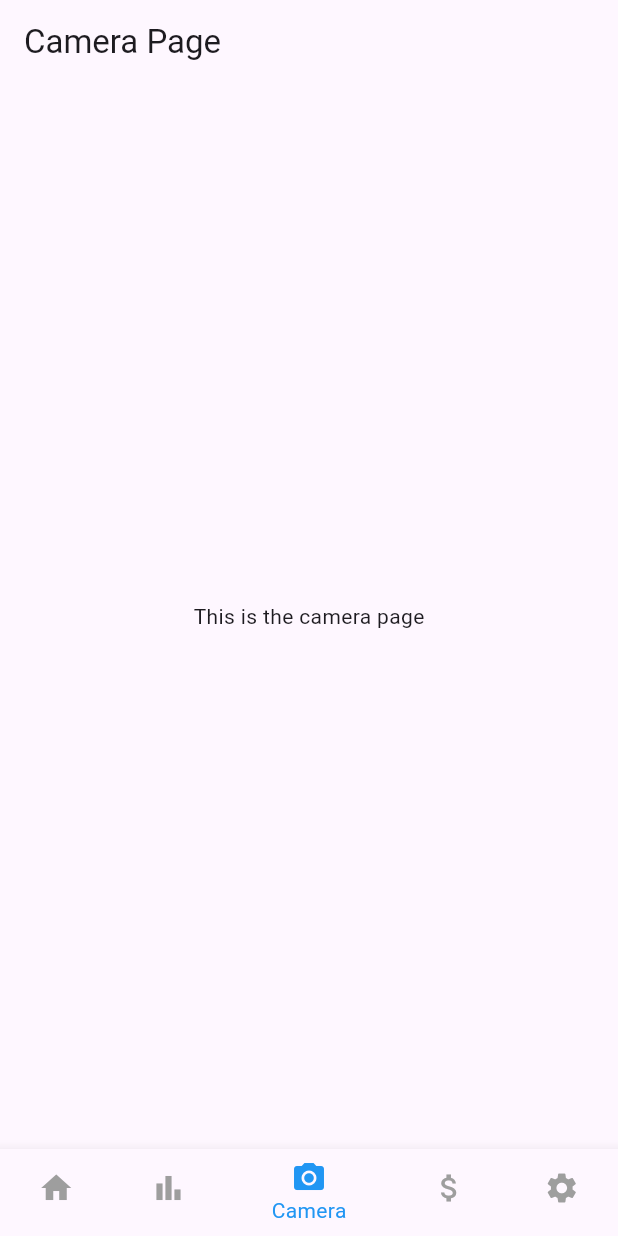
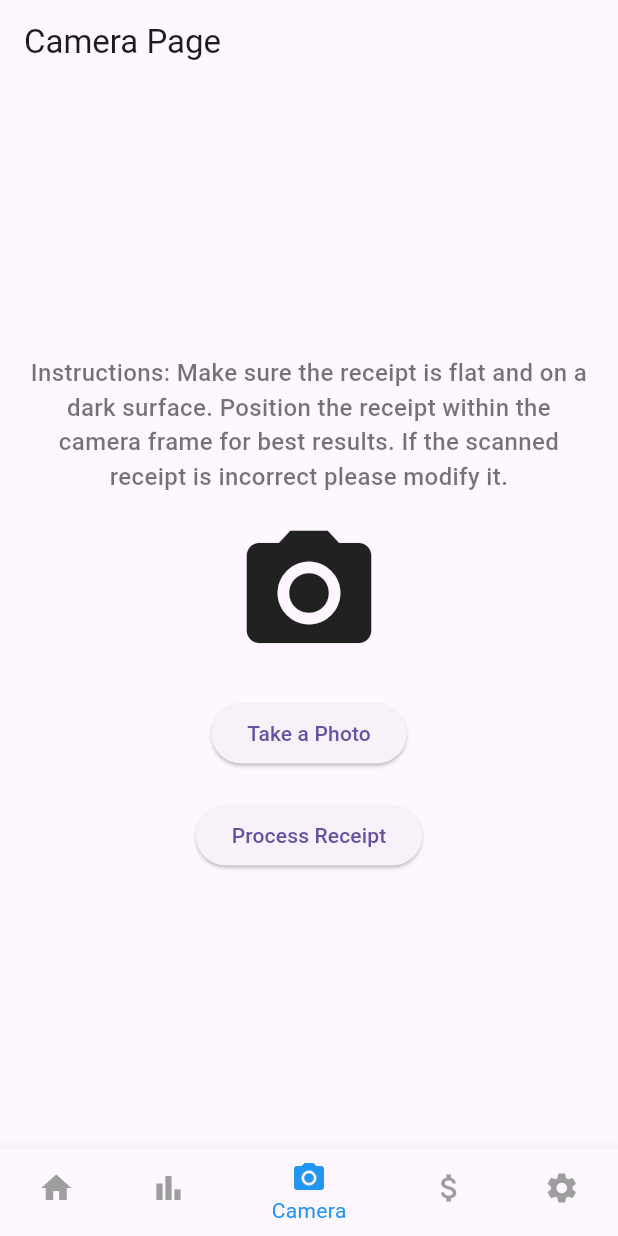
Before and after one commit to ALe-BD/fiscus, a Flutter app: the screen it shows after launch, item 3 of the bottom bar chosen, on a phone screen of 412 x 824 dp. Run offline on Flutter 3.47's test engine with Material 3 defaults, Android fonts, the phone set to English and light mode, and no system bars; our stand-ins replace firebase_auth, firebase_core, fl_chart, image_picker; accounts and stored records are empty.

Commit message:
Camera scanning and process receipts done

```diff
--- a/lib/screens/camera_page.dart
+++ b/lib/screens/camera_page.dart
@@ -1,14 +1,193 @@
 import 'package:flutter/material.dart';
+import 'dart:io';
+import 'package:image_picker/image_picker.dart';
+import 'package:http/http.dart' as http;
+import 'dart:convert';
 
-class CameraPage extends StatelessWidget {
+class CameraPage extends StatefulWidget {
+  @override
+  _CameraPageState createState() => _CameraPageState();
+}
+
+class _CameraPageState extends State<CameraPage> {
+  File? _image;
+  String? _receiptInfo;
+  bool _isLoading = false;
+
+  final ImagePicker _picker = ImagePicker();
+
+  // Function to pick an image using the camera
+  Future<void> _pickImage() async {
+    final XFile? pickedFile =
+        await _picker.pickImage(source: ImageSource.camera);
+    if (pickedFile != null) {
+      setState(() {
+        _image = File(pickedFile.path);
+        _receiptInfo = null; // Reset receipt info
+      });
+    }
+  }
+
+  // Function to send the image to the backend
+  Future<void> _sendImageToBackend() async {
+    if (_image == null) return;
+
+    setState(() {
+      _isLoading = true;
+    });
+
+    try {
+      final url = Uri.parse('http://192.168.87.228:8000/receipt/post');
+      // Replace with your backend URL
+      final request = http.MultipartRequest('POST', url)
+        ..files.add(await http.MultipartFile.fromPath('file', _image!.path));
+
+      final response = await request.send();
+
+      if (response.statusCode == 200) {
+        final responseData = await response.stream.bytesToString();
+        // Decode the response as JSON
+        final receiptData = json.decode(json.decode(responseData));
+        print(receiptData);
+        //Show a pop-up dialog with the receipt info
+        _showReceiptDialog(receiptData);
+      } else {
+        setState(() {
+          _receiptInfo = 'Failed to process receipt: ${response.statusCode}';
+        });
+      }
+    } catch (e) {
+      setState(() {
+        _receiptInfo = 'Error: $e';
+      });
+    } finally {
+      setState(() {
+        _isLoading = false;
+      });
+    }
+  }
+
+  void _showReceiptDialog(Map<String, dynamic> receiptData) {
+    final TextEditingController categoryController =
+        TextEditingController(text: receiptData['category']);
+    final TextEditingController dateController =
+        TextEditingController(text: receiptData['date']);
+    final TextEditingController totalController =
+        TextEditingController(text: receiptData['total'].toString());
+
+    showDialog(
+      context: context,
+      builder: (BuildContext context) {
+        return AlertDialog(
+          title: Text('Receipt Information'),
+          content: StatefulBuilder(
+            builder: (BuildContext context, StateSetter setState) {
+              return Column(
+                crossAxisAlignment: CrossAxisAlignment.start,
+                mainAxisSize: MainAxisSize.min,
+                children: [
+                  TextFormField(
+                    controller: categoryController,
+                    decoration: InputDecoration(labelText: 'Category'),
+                  ),
+                  TextFormField(
+                    controller: dateController,
+                    decoration: InputDecoration(labelText: 'Date'),
+                  ),
+                  TextFormField(
+                    controller: totalController,
+                    decoration: InputDecoration(labelText: 'Total'),
+                    keyboardType: TextInputType.number,
+                  ),
+                ],
+              );
+            },
+          ),
+          actions: [
+            TextButton(
+              onPressed: () {
+                Navigator.of(context).pop();
+              },
+              child: Text('Cancel'),
+            ),
+            TextButton(
+              onPressed: () {
+                // Update the receipt data map with modified values
+                receiptData['category'] = categoryController.text;
+                receiptData['date'] = dateController.text;
+                receiptData['total'] =
+                    double.tryParse(totalController.text) ?? 0.0;
+
+                // Close the dialog
+                Navigator.of(context).pop();
+
+                // Optionally update the state or perform further actions
+                setState(() {
+                  _receiptInfo = json.encode(receiptData);
+                });
+              },
+              child: Text('Save'),
+            ),
+          ],
+        );
+      },
+    );
+  }
+
   @override
   Widget build(BuildContext context) {
     return Scaffold(
       appBar: AppBar(
         title: Text('Camera Page'),
       ),
-      body: Center(
-        child: Text('This is the camera page'),
+      body: Column(
+        mainAxisAlignment: MainAxisAlignment.center,
+        children: [
+          Padding(
+            padding: const EdgeInsets.all(16.0),
+            child: Text(
+              'Instructions: Make sure the receipt is flat and on a dark surface. '
+              'Position the receipt within the camera frame for best results. If the scanned receipt is incorrect please modify it.',
+              textAlign: TextAlign.center,
+              style: TextStyle(
+                fontSize: 16,
+                fontWeight: FontWeight.w500,
+                color: Colors.black54,
+              ),
+            ),
+          ),
+          _image != null
+              ? Image.file(
+                  _image!,
+                  height: 200,
+                )
+              : Icon(
+                  Icons.camera_alt,
+                  size: 100,
+                ),
+          SizedBox(height: 20),
+          ElevatedButton(
+            onPressed: _pickImage,
+            child: Text('Take a Photo'),
+          ),
+          SizedBox(height: 20),
+          ElevatedButton(
+            onPressed: _sendImageToBackend,
+            child: Text('Process Receipt'),
+          ),
+          SizedBox(height: 20),
+          _isLoading
+              ? CircularProgressIndicator()
+              : _receiptInfo != null
+                  ? Padding(
+                      padding: const EdgeInsets.all(8.0),
+                      child: Text(
+                        'Receipt Info: $_receiptInfo',
+                        textAlign: TextAlign.center,
+                      ),
+                    )
+                  : SizedBox.shrink(),
+        ],
       ),
     );
   }
--- a/pubspec.yaml
+++ b/pubspec.yaml
@@ -1,6 +1,6 @@
 name: fiscus
 description: "A new Flutter project."
-publish_to: 'none'
+publish_to: "none"
 version: 0.1.0
 
 environment:
@@ -12,6 +12,8 @@ dependencies:
   firebase_core: ^3.8.0
   firebase_auth: ^5.3.3
   fl_chart: ^0.69.2
+  image_picker: ^0.8.5+3
+  http: 1.2.2
 
 dev_dependencies:
   flutter_test:
```
Also changed, not shown: pubspec.lock, 7 other files.
